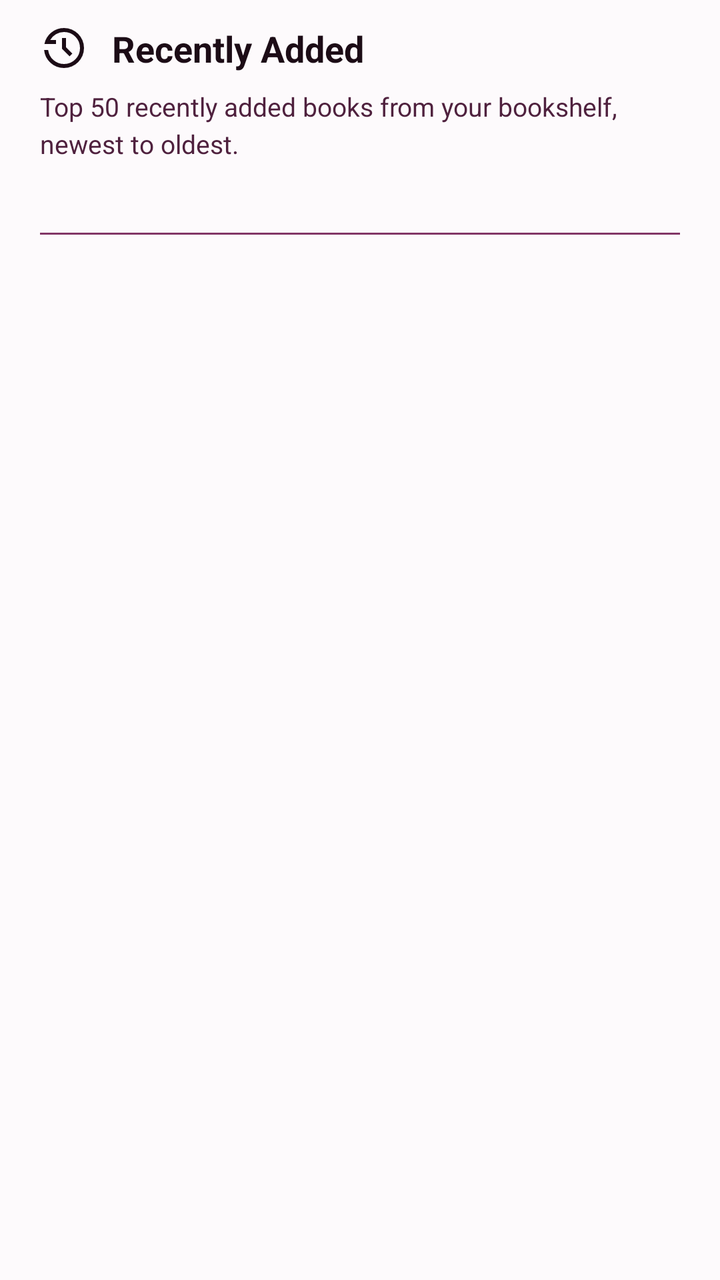
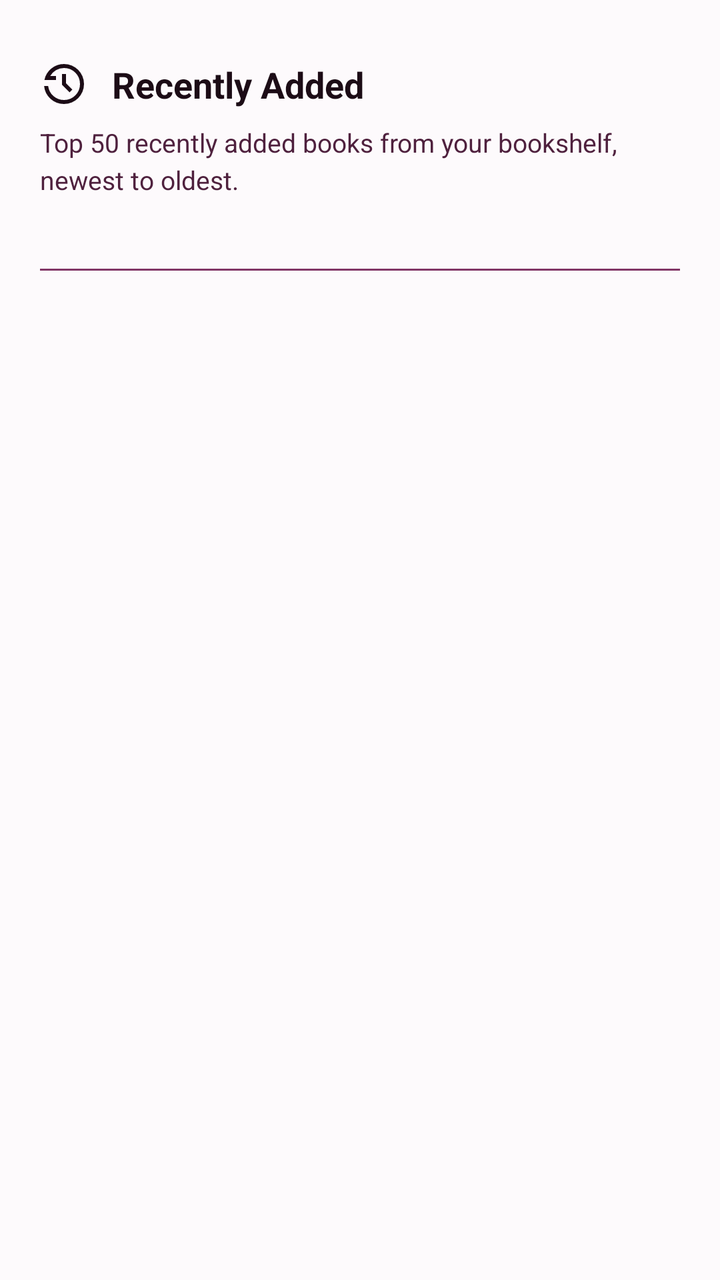

Compare the two renders of this Android layout. The source of the first and the diff that turns it into the second are given below.
<!-- AndroidManifest.xml: application theme Theme.EpubReader -->
<!-- res/layout/view_recently_added.xml -->
<?xml version="1.0" encoding="utf-8"?>
<LinearLayout xmlns:android="http://schemas.android.com/apk/res/android"
    xmlns:app="http://schemas.android.com/apk/res-auto"
    android:layout_width="match_parent"
    android:layout_height="match_parent"
    android:orientation="vertical"
    android:background="@color/palette_eggplant"
    android:fitsSystemWindows="true">

    <com.google.android.material.appbar.MaterialToolbar
        android:id="@+id/toolbar"
        android:layout_width="match_parent"
        android:layout_height="?attr/actionBarSize"
        android:background="@color/palette_plum"
        android:visibility="gone"
        app:navigationIcon="@drawable/ic_arrow_back"
        app:navigationIconTint="@color/palette_mint"
        app:title="@string/recently_added_screen_title"
        app:titleTextColor="@color/palette_mint" />

    <LinearLayout
        android:layout_width="match_parent"
        android:layout_height="match_parent"
        android:orientation="vertical"
        android:paddingStart="@dimen/app_row_content_padding_h"
        android:paddingEnd="@dimen/app_row_content_padding_h"
        android:paddingTop="12dp">

        
        <LinearLayout
            android:layout_width="match_parent"
            android:layout_height="wrap_content"
            android:orientation="vertical"
            android:paddingBottom="12dp">

            <LinearLayout
                android:layout_width="match_parent"
                android:layout_height="wrap_content"
                android:gravity="center_vertical"
                android:orientation="horizontal">

                <ImageView
                    android:id="@+id/ivHeaderIcon"
                    android:layout_width="24dp"
                    android:layout_height="24dp"
                    android:contentDescription="@null"
                    android:src="@drawable/ic_recent"
                    app:tint="@color/palette_mint" />

                <TextView
                    android:id="@+id/tvHeaderTitle"
                    android:layout_width="wrap_content"
                    android:layout_height="wrap_content"
                    android:layout_marginStart="12dp"
                    android:text="@string/recently_added_screen_title"
                    android:textColor="@color/palette_mint"
                    android:textSize="18sp"
                    android:textStyle="bold" />
            </LinearLayout>

            <TextView
                android:id="@+id/tvHeaderSubtitle"
                android:layout_width="match_parent"
                android:layout_height="wrap_content"
                android:layout_marginTop="8dp"
                android:text="@string/recently_added_heading_subtitle"
                android:textColor="@color/palette_slate"
                android:textSize="13sp"
                android:lineSpacingMultiplier="1.2" />

            <TextView
                android:id="@+id/headerCountText"
                android:layout_width="match_parent"
                android:layout_height="wrap_content"
                android:layout_marginTop="6dp"
                android:textColor="@color/palette_violet"
                android:textSize="13sp"
                android:textStyle="bold" />
        </LinearLayout>

        
        <View
            android:layout_width="match_parent"
            android:layout_height="1dp"
            android:layout_marginBottom="@dimen/app_row_content_padding_h"
            android:background="@color/palette_purple" />

        
        <androidx.recyclerview.widget.RecyclerView
            android:id="@+id/recycler"
            android:layout_width="match_parent"
            android:layout_height="0dp"
            android:layout_weight="1"
            android:clipToPadding="false"
            android:overScrollMode="never"
            android:paddingBottom="@dimen/app_screen_end_padding" />

    </LinearLayout>

</LinearLayout>
<!-- resources referenced by this layout -->
<resources>
  <color name="palette_eggplant">@color/palette_plum_wine</color>
  <color name="palette_mint">@color/palette_china</color>
  <color name="palette_plum">@color/palette_copper_rose</color>
  <color name="palette_purple">@color/palette_rose_water</color>
  <color name="palette_slate">@color/palette_dusty_rose</color>
  <color name="palette_violet">@color/palette_blush_mauve</color>
  <dimen name="app_row_content_padding_h">20dp</dimen>
  <dimen name="app_screen_end_padding">80dp</dimen>
  <!-- drawable ic_arrow_back (drawable) -->
  <?xml version="1.0" encoding="utf-8"?>
  <vector xmlns:android="http://schemas.android.com/apk/res/android"
      android:width="24dp"
      android:height="24dp"
      android:viewportWidth="24"
      android:viewportHeight="24">
      <path
          android:fillColor="@color/white"
          android:pathData="M20 11H7.83l5.59-5.59L12 4l-8 8 8 8 1.41-1.41L7.83 13H20v-2z" />
  </vector>
  <!-- drawable ic_recent (drawable) -->
  <?xml version="1.0" encoding="utf-8"?>
  <vector xmlns:android="http://schemas.android.com/apk/res/android"
      android:width="24dp"
      android:height="24dp"
      android:viewportWidth="24"
      android:viewportHeight="24">
  
      <path
          android:fillColor="@color/white"
          android:pathData="M 12,22 q -3.875,0 -6.725,-2.575 T 2.05,13 h 2.025 q 0.375,3.025 2.6375,5.0125 T 12,20 q 3.35,0 5.675,-2.325 t 2.325,-5.675 q 0,-3.35 -2.325,-5.675 t -5.675,-2.325 q -2.15,0 -3.9875,1.0625 T 5.1,8 h 2.9 v 2 H 2.2 q 0.725,-3.5 3.475,-5.75 t 6.325,-2.25 q 2.075,0 3.9,0.7875 T 19.075,4.925 q 1.35,1.35 2.1375,3.175 T 22,12 q 0,2.075 -0.7875,3.9 T 19.075,19.075 q -1.35,1.35 -3.175,2.1375 T 12,22 Z m 2.8,-5.8 L 11,12.4 v -5.4 h 2 v 4.6 l 3.2,3.2 -1.4,1.4 Z" />
  
  </vector>
  <string name="recently_added_heading_subtitle">Top 50 recently added books from your bookshelf, newest to oldest.</string>
  <string name="recently_added_screen_title">Recently Added</string>
  <color name="palette_plum_wine">#fdfafc</color>
  <color name="palette_china">#1c0c16</color>
  <color name="palette_copper_rose">#daa6c7</color>
  <color name="palette_rose_water">#823666</color>
  <color name="palette_dusty_rose">#4f213e</color>
  <color name="palette_blush_mauve">#b54c8e</color>
  <color name="white">#000000</color>
  <color name="black">#FFFFFF</color>
  <style name="Widget.EpubReader.Toolbar" parent="Widget.MaterialComponents.Toolbar">
          <item name="titleTextColor">@color/palette_mint</item>
          <item name="subtitleTextColor">@color/palette_slate</item>
          <item name="navigationIconTint">@color/palette_mint</item>
          <item name="actionMenuTextColor">@color/palette_mint</item>
      </style>
  <style name="Widget.EpubReader.DrawerArrowToggle" parent="Widget.AppCompat.DrawerArrowToggle">
          <item name="color">@color/palette_mint</item>
      </style>
  <!-- unchanged entries left out for length: 1 -->
</resources>

<!-- the commit's change to res/layout/view_recently_added.xml (unified diff, before → after) -->
@@ -7,16 +7,10 @@
     android:background="@color/palette_eggplant"
     android:fitsSystemWindows="true">
 
-    <com.google.android.material.appbar.MaterialToolbar
-        android:id="@+id/toolbar"
+    <FrameLayout
+        android:id="@+id/headerContainer"
         android:layout_width="match_parent"
-        android:layout_height="?attr/actionBarSize"
-        android:background="@color/palette_plum"
-        android:visibility="gone"
-        app:navigationIcon="@drawable/ic_arrow_back"
-        app:navigationIconTint="@color/palette_mint"
-        app:title="@string/recently_added_screen_title"
-        app:titleTextColor="@color/palette_mint" />
+        android:layout_height="wrap_content" />
 
     <LinearLayout
         android:layout_width="match_parent"
@@ -24,7 +18,7 @@
         android:orientation="vertical"
         android:paddingStart="@dimen/app_row_content_padding_h"
         android:paddingEnd="@dimen/app_row_content_padding_h"
-        android:paddingTop="12dp">
+        android:paddingTop="@dimen/app_screen_start_below_header">
 
         
         <LinearLayout
<!-- resource entries referenced after the edit -->
@@ -8,17 +8,7 @@
   <color name="palette_violet">@color/palette_blush_mauve</color>
   <dimen name="app_row_content_padding_h">20dp</dimen>
   <dimen name="app_screen_end_padding">80dp</dimen>
-  <!-- drawable ic_arrow_back (drawable) -->
-  <?xml version="1.0" encoding="utf-8"?>
-  <vector xmlns:android="http://schemas.android.com/apk/res/android"
-      android:width="24dp"
-      android:height="24dp"
-      android:viewportWidth="24"
-      android:viewportHeight="24">
-      <path
-          android:fillColor="@color/white"
-          android:pathData="M20 11H7.83l5.59-5.59L12 4l-8 8 8 8 1.41-1.41L7.83 13H20v-2z" />
-  </vector>
+  <dimen name="app_screen_start_below_header">30dp</dimen>
   <!-- drawable ic_recent (drawable) -->
   <?xml version="1.0" encoding="utf-8"?>
   <vector xmlns:android="http://schemas.android.com/apk/res/android"
